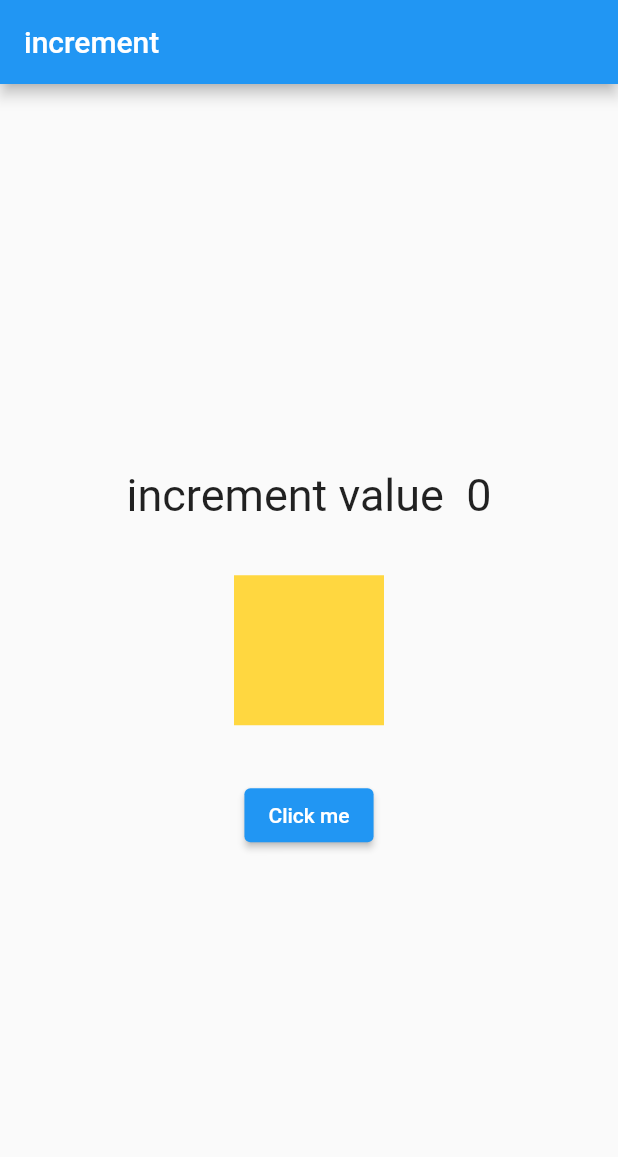
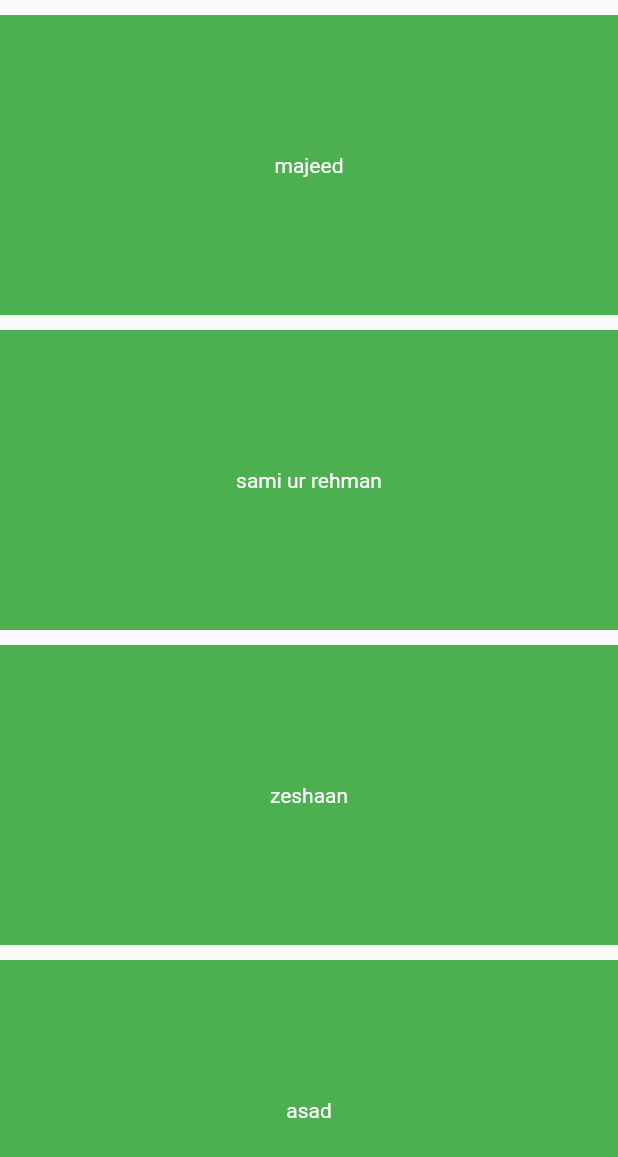
Before and after one commit to Atiqrehman3054/flutter_batch_6, a Flutter app: the screen it shows after launch, on a phone screen of 412 x 824 dp. Shown: the top 1157 px of the screen. Run offline on Flutter 3.47's test engine with Material 2 defaults, Android fonts, the phone set to English and light mode, and no system bars.

Commit message:
ninth day

```diff
--- a/lib/main.dart
+++ b/lib/main.dart
@@ -2,7 +2,9 @@ import 'package:flutter/material.dart';
 import 'package:flutter_ui_batch_6/ForthDay.dart';
 import 'package:flutter_ui_batch_6/HelpingFile/sixth.dart';
 import 'package:flutter_ui_batch_6/ThiridDay.dart';
+import 'package:flutter_ui_batch_6/eighth.dart';
 import 'package:flutter_ui_batch_6/fifthday.dart';
+import 'package:flutter_ui_batch_6/ninthScreen.dart';
 import 'package:flutter_ui_batch_6/secondday.dart';
 import 'package:flutter_ui_batch_6/seventh.dart';
 
@@ -22,7 +24,8 @@ class FirstClass extends StatelessWidget {
   Widget build(BuildContext context) {
     return MaterialApp(
       debugShowCheckedModeBanner: false,
-      home: SeventhScreen(),
+      home: NinthScreen(),
+      // EightScreen(),
       //  SixthScreen(),
       // theme: ,
       // ForthScreen(),
--- /dev/null
+++ b/lib/ninthScreen.dart
@@ -0,0 +1,105 @@
+import 'package:flutter/material.dart';
+import 'package:flutter_ui_batch_6/HelpingFile/const.dart';
+
+class NinthScreen extends StatelessWidget {
+  NinthScreen({super.key});
+
+  List<String> all_name = [
+    "majeed",
+    "sami ur rehman",
+    "zeshaan",
+    "asad",
+    "majeed",
+    "sami ur rehman",
+    "zeshaan",
+    "asad",
+    "majeed",
+    "sami ur rehman",
+    "zeshaan",
+    "asad",
+    "majeed",
+    "sami ur rehman",
+    "zeshaan",
+    "asad",
+    "majeed",
+    "sami ur rehman",
+    "zeshaan",
+    "asad",
+  ];
+
+  @override
+  Widget build(BuildContext context) {
+    return SafeArea(
+        child: Scaffold(
+      body: SingleChildScrollView(
+        child: Column(
+          children: [
+            ListView.builder(
+                shrinkWrap: true,
+                physics: NeverScrollableScrollPhysics(),
+                itemCount: all_name.length,
+                itemBuilder: (context, asif) {
+                  return Container(
+                      alignment: Alignment.center,
+                      margin: EdgeInsets.only(top: 10),
+                      color: Colors.green,
+                      height: 200,
+                      width: double.infinity,
+                      child: Text(
+                        all_name[asif],
+                        style: TextStyle(color: Colors.white),
+                      ));
+                }),
+
+            ///////////////////////////////
+            ///first way
+            fixsizeheight12,
+            fixsizeheight12,
+            fixsizeheight12,
+            fixsizeheight12,
+            fixsizeheight12,
+            SizedBox(
+              height: 300,
+              child: ListView.builder(
+                  itemCount: all_name.length,
+                  itemBuilder: (context, asif) {
+                    return Container(
+                        alignment: Alignment.center,
+                        margin: EdgeInsets.only(top: 10),
+                        color: Colors.green,
+                        height: 200,
+                        width: double.infinity,
+                        child: Text(
+                          all_name[asif],
+                          style: TextStyle(color: Colors.white),
+                        ));
+                  }),
+            ),
+            // fixsizeheight12,
+            // fixsizeheight12,
+            // fixsizeheight12,
+            // fixsizeheight12,
+            // //second way
+            // Expanded(
+            //   flex: 3,
+            //   child: ListView.builder(
+            //       itemCount: all_name.length,
+            //       itemBuilder: (context, asif) {
+            //         return Container(
+            //             alignment: Alignment.center,
+            //             margin: EdgeInsets.only(top: 10),
+            //             color: Colors.green,
+            //             height: 200,
+            //             width: double.infinity,
+            //             child: Text(
+            //               all_name[asif],
+            //               style: TextStyle(color: Colors.white),
+            //             ));
+            //       }),
+            // )
+          ],
+        ),
+      ),
+    ));
+  }
+}
```
Also changed, not shown: lib/eighth.dart (added, +162 -0 lines), lib/seventh.dart (+21 -2 lines).
